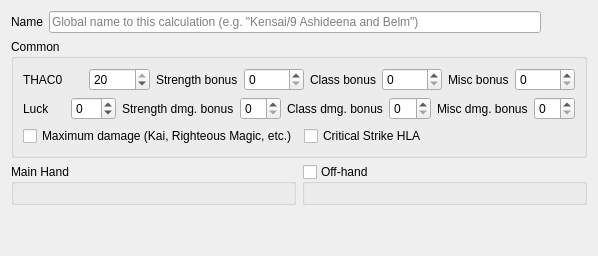
The window that src/damagecalculationwidget.ui (moebiusproject/moebiustoolkit) describes before a commit, drawn with Qt 5.
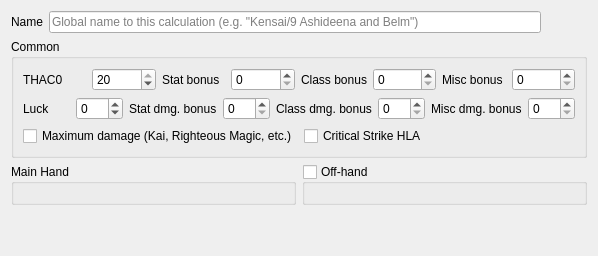
The same window after the commit. Custom widgets are drawn as their Qt base class.

Commit message:
Replace Strength with Stat where it makes sense
For ranged stuff, it's Dexterity the one that counts.

Patch:
```diff
--- a/src/damagecalculationwidget.ui
+++ b/src/damagecalculationwidget.ui
@@ -67,7 +67,7 @@
         <item>
          <widget class="QLabel" name="strengthThac0BonusLabel">
           <property name="text">
-           <string>Strength bonus</string>
+           <string>Stat bonus</string>
           </property>
          </widget>
         </item>
@@ -118,7 +118,7 @@
         <item>
          <widget class="QLabel" name="strengthDamageBonusLabel">
           <property name="text">
-           <string>Strength dmg. bonus</string>
+           <string>Stat dmg. bonus</string>
           </property>
          </widget>
         </item>
```
Left out of the diff: 8 changed lines with no effect on the pictures. The commit also changes 4 other files.
